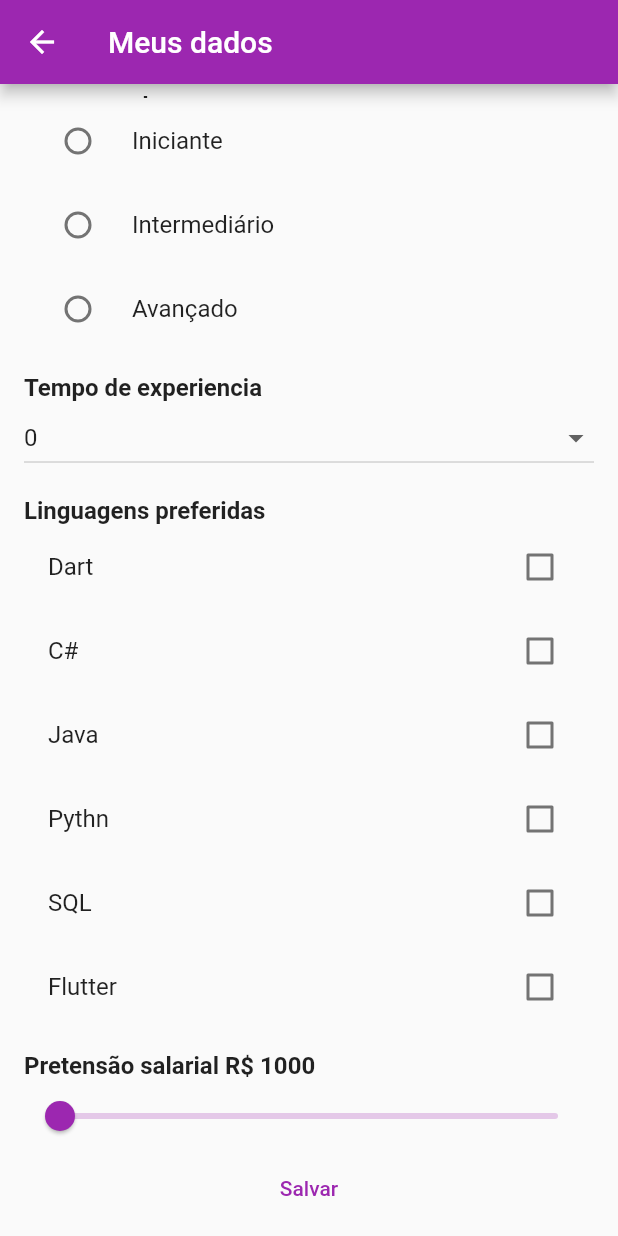
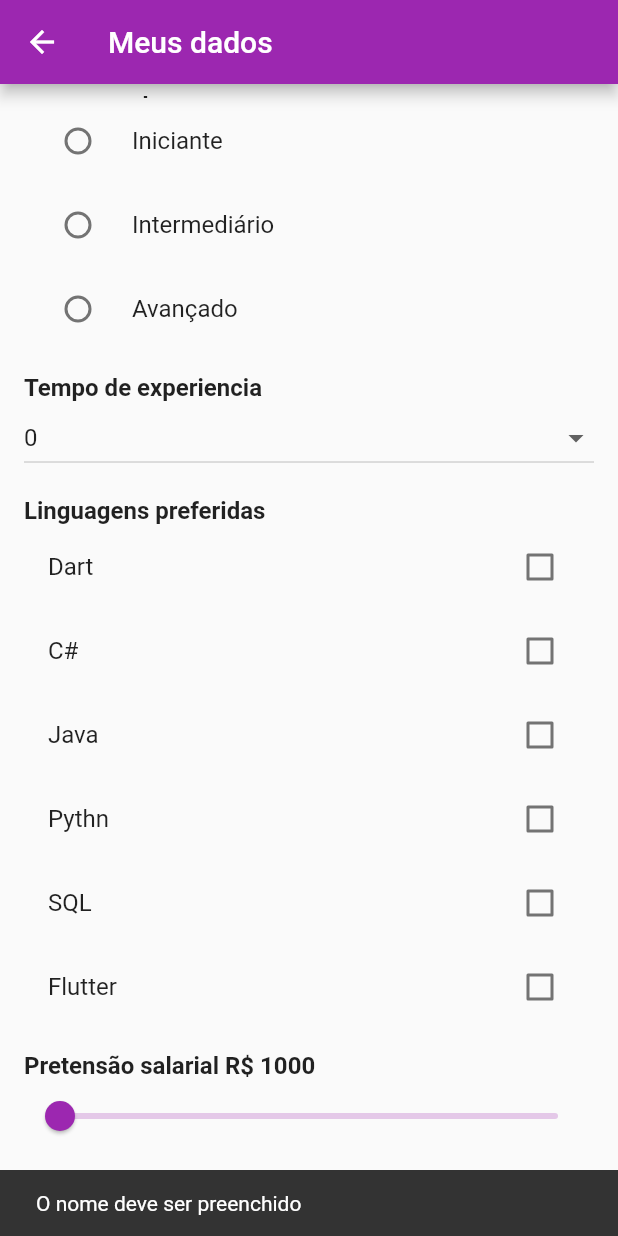
Before and after one commit to eduardoandd/trilhaap, a Flutter app: the DadosCadastraisPage screen opened directly, scrolled down 206 dp, after a tap on "Salvar", on a phone screen of 412 x 824 dp. Run offline on Flutter 3.47's test engine with Material 2 defaults, Android fonts, the phone set to English and light mode, and no system bars; our stand-ins replace google_fonts; network calls fail.

Commit message:
barra de carragemtno circularProgressIndicator, simulnado salvamento no db e validação de campos simulado tb

```diff
--- a/lib/pages/dados_cadastrais.dart
+++ b/lib/pages/dados_cadastrais.dart
@@ -32,7 +32,9 @@ class _DadosCadastraisPageState extends State<DadosCadastraisPage> {
   var linguagensSelecionadas = [];
   double salarioEscolhido=1000;
 
-  int tempoExperiencia=0;
+  int? tempoExperiencia=0;
+
+  bool salvando = false;
 
   @override
   void initState() {
@@ -66,7 +68,7 @@ class _DadosCadastraisPageState extends State<DadosCadastraisPage> {
       body: Padding(
         padding: const EdgeInsets.symmetric(vertical: 8, horizontal: 16),
 
-        child: ListView(
+        child: salvando? Center(child: CircularProgressIndicator()) : ListView(
           // crossAxisAlignment: CrossAxisAlignment.start,
           children:[
             TextLabel(texto: "Nome"), // WIDGET PERSONALIZADO
@@ -118,6 +120,7 @@ class _DadosCadastraisPageState extends State<DadosCadastraisPage> {
 
             TextLabel(texto: "Tempo de experiencia"),
             DropdownButton(
+              hint: Text(""),
               value: tempoExperiencia,
               isExpanded: true,
               items: returnItens(50),
@@ -173,7 +176,48 @@ class _DadosCadastraisPageState extends State<DadosCadastraisPage> {
                 });
               }
             ),
-            TextButton(onPressed: (){print(nomeController.text);}, child: Text("Salvar"))
+            TextButton(
+              onPressed: (){
+                setState(() {
+                  salvando=false;
+                });
+
+                if(nomeController.text.trim() == ""){
+                  ScaffoldMessenger.of(context).showSnackBar(const SnackBar(
+                    content: Text("O nome deve ser preenchido")));
+                    return;
+                }
+                if(dataNascimento == null){
+                  ScaffoldMessenger.of(context).showSnackBar(const SnackBar(
+                    content: Text("Data de nascimento deve ser preenchida")));
+                    return;
+                }
+                if(nivelSelecionado.trim() == ""){
+                  ScaffoldMessenger.of(context).showSnackBar(const SnackBar(
+                    content: Text("O nível de experiencia deve ser preenchido")));
+                    return;
+                }
+                if(linguagensSelecionadas.isEmpty){
+                  ScaffoldMessenger.of(context).showSnackBar(const SnackBar(
+                    content: Text("Sua linguagem preferida deve ser preenchido")));
+                    return;
+                }
+                setState(() {
+                  salvando=true;
+                });
+                Future.delayed(Duration(seconds: 2), (){
+                  ScaffoldMessenger.of(context).showSnackBar(const SnackBar(
+                    content: Text("Dados salvos com sucesso")));
+                    // setState(() {
+                    //   salvando=false;
+                    // });
+                  Navigator.pop(context);
+                });
+
+
+              },
+
+              child: Text("Salvar"))
           ]
         ),
       ),
--- a/lib/pages/my_app.dart
+++ b/lib/pages/my_app.dart
@@ -20,7 +20,7 @@ class MyApp extends StatelessWidget {
         primarySwatch: Colors.purple,
         textTheme: GoogleFonts.robotoTextTheme(),
       ),
-      home: const teacher.LoginPage(),
+      home: const login.LoginPage(),
     );
   }
 }
```
